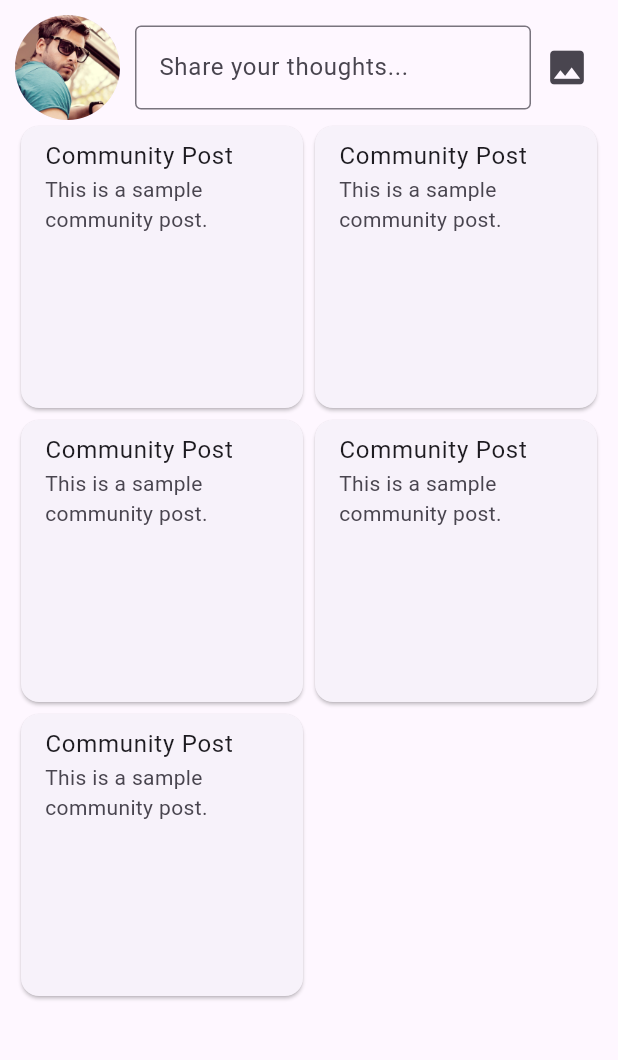
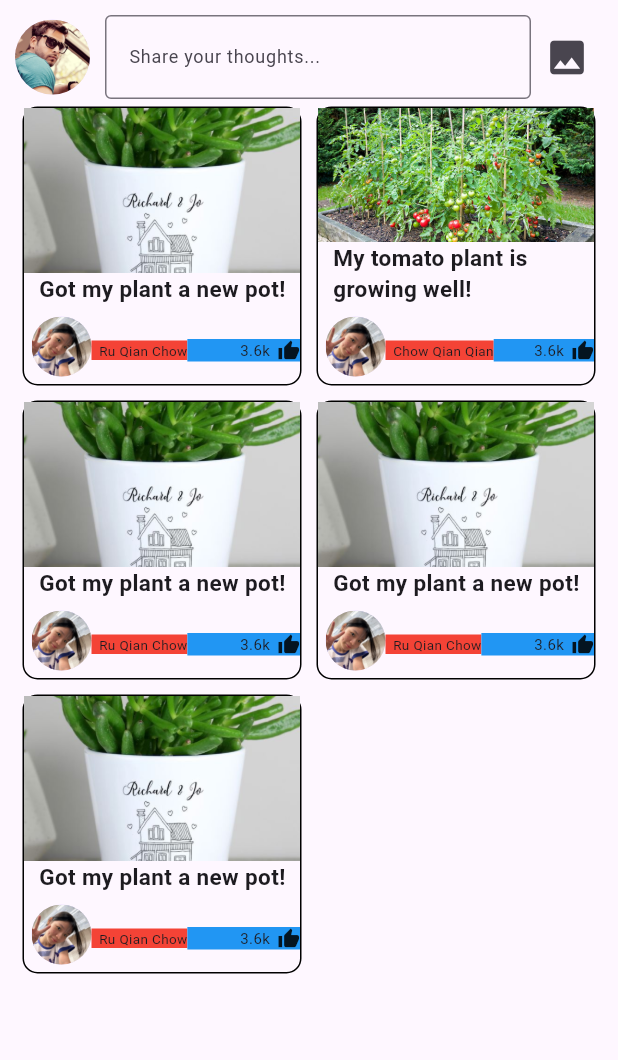
Before and after one commit to Jisi-A/manna_vhack2024, a Flutter app: the community screen opened by its route, on a phone screen of 412 x 824 dp, the part 84-1144 px from its top. Run offline on Flutter 3.47's test engine with Material 3 defaults, Android fonts, the phone set to English and light mode, and no system bars.

Commit message:
:construction: Direct to community post when the post is pressed

```diff
--- a/lib/components/community_post.dart
+++ b/lib/components/community_post.dart
@@ -1,14 +1,121 @@
 import 'package:flutter/material.dart';
+import 'package:manna_vhack2024/components/community_post_inside.dart';
 
 class CommunityPost extends StatelessWidget {
-  String photo = 'assets/avatar.png';
+  final String postImage;
+  final String avatarImage;
+  final String title;
+  final String name;
+
+  CommunityPost({
+    this.postImage = 'assets/plant.png',
+    this.avatarImage = 'assets/girl.jpeg',
+    this.title = 'Got my plant a new pot!',
+    this.name = 'Ru Qian Chow',
+  });
+
   @override
   Widget build(BuildContext context) {
-    return Card(
-      elevation: 1,
-      child: ListTile(
-        title: Text('Community Post'),
-        subtitle: Text('This is a sample community post.'),
+    return GestureDetector(
+      onTap: () {
+        Navigator.push(
+          context,
+          MaterialPageRoute(
+              builder: (context) => CommunityPostInside(
+                  postImage: postImage,
+                  avatarImage: avatarImage,
+                  title: title,
+                  name: name)),
+        );
+      },
+      child: Container(
+        margin: EdgeInsets.all(5),
+        decoration: BoxDecoration(
+          border: Border.all(
+            color: Colors.black,
+            width: 1.0,
+          ),
+          borderRadius: BorderRadius.circular(10),
+        ),
+        child: Column(
+          children: [
+            Expanded(
+              child: Container(
+                decoration: BoxDecoration(
+                  color: Colors.grey[300],
+                  borderRadius: BorderRadius.circular(10),
+                ),
+                child: Container(
+                  width: double
+                      .infinity, // Set the width to occupy the entire available space
+                  height: 50, // Set the desired height for the image
+                  child: Image.asset(
+                    '$postImage',
+                    fit: BoxFit.cover,
+                  ),
+                ),
+              ),
+            ),
+            Container(
+              alignment: Alignment.centerLeft,
+              child: Padding(
+                padding: const EdgeInsets.fromLTRB(10, 0, 4, 8),
+                child: Text(
+                  '$title',
+                  style: TextStyle(
+                    fontWeight: FontWeight.bold,
+                    fontSize: 15,
+                  ),
+                ),
+              ),
+            ),
+            Row(
+              children: [
+                Padding(
+                  padding: const EdgeInsets.fromLTRB(5, 0, 0, 5),
+                  child: CircleAvatar(
+                    backgroundImage: AssetImage('$avatarImage'),
+                    radius: 20,
+                  ),
+                ),
+                Container(
+                  color: Colors.red,
+                  padding: EdgeInsets.fromLTRB(5, 0, 0, 0),
+                  child: Text(
+                    '$name',
+                    style: TextStyle(
+                      fontSize: 9,
+                    ),
+                  ),
+                ), // add this line
+                Expanded(
+                  child: Container(
+                    color: Colors.blue,
+                    padding: EdgeInsets.fromLTRB(0, 0, 0, 0),
+                    child: Row(
+                      mainAxisAlignment: MainAxisAlignment.end,
+                      children: [
+                        Container(
+                          padding: EdgeInsets.fromLTRB(5, 0, 5, 0),
+                          child: Text(
+                            '3.6k',
+                            style: TextStyle(
+                              fontSize: 10,
+                            ),
+                          ),
+                        ),
+                        Icon(
+                          Icons.thumb_up,
+                          size: 15,
+                        ),
+                      ],
+                    ),
+                  ),
+                )
+              ],
+            ),
+          ],
+        ),
       ),
     );
   }
--- a/lib/pages/community.dart
+++ b/lib/pages/community.dart
@@ -1,3 +1,5 @@
+// ignore_for_file: prefer_const_constructors
+
 import 'package:flutter/cupertino.dart';
 import 'package:flutter/material.dart';
 import 'package:flutter/widgets.dart';
@@ -25,7 +27,7 @@ class _communityState extends State<community> {
                 Row(
                   children: [
                     CircleAvatar(
-                      radius: 35, // Decreased the radius to make it smaller
+                      radius: 25, // Decreased the radius to make it smaller
                       backgroundImage: AssetImage('assets/avatar.png'),
                     ),
                     SizedBox(
@@ -36,6 +38,8 @@ class _communityState extends State<community> {
                         decoration: InputDecoration(
                           border: OutlineInputBorder(),
                           labelText: 'Share your thoughts...',
+                          labelStyle: TextStyle(
+                              fontSize: 12), // Decreased the font size to 12
                         ),
                       ),
                     ),
@@ -54,7 +58,10 @@ class _communityState extends State<community> {
                   crossAxisCount: 2,
                   children: [
                     CommunityPost(),
-                    CommunityPost(),
+                    CommunityPost(
+                        postImage: 'assets/tomato.jpg',
+                        name: "Chow Qian Qian",
+                        title: "My tomato plant is growing well!"),
                     CommunityPost(),
                     CommunityPost(),
                     CommunityPost(),
```
Also changed, not shown: lib/components/community_post_inside.dart (added, +91 -0 lines), lib/main.dart (+11 -7 lines), assets/girl.jpeg (added), assets/plant.png (added), assets/tomato.jpg (added).
